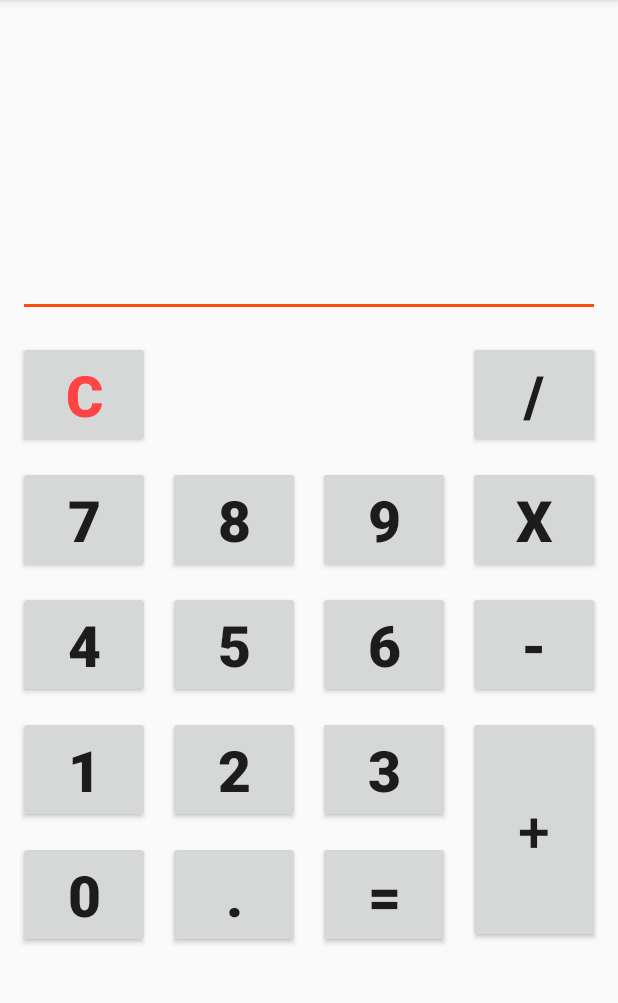
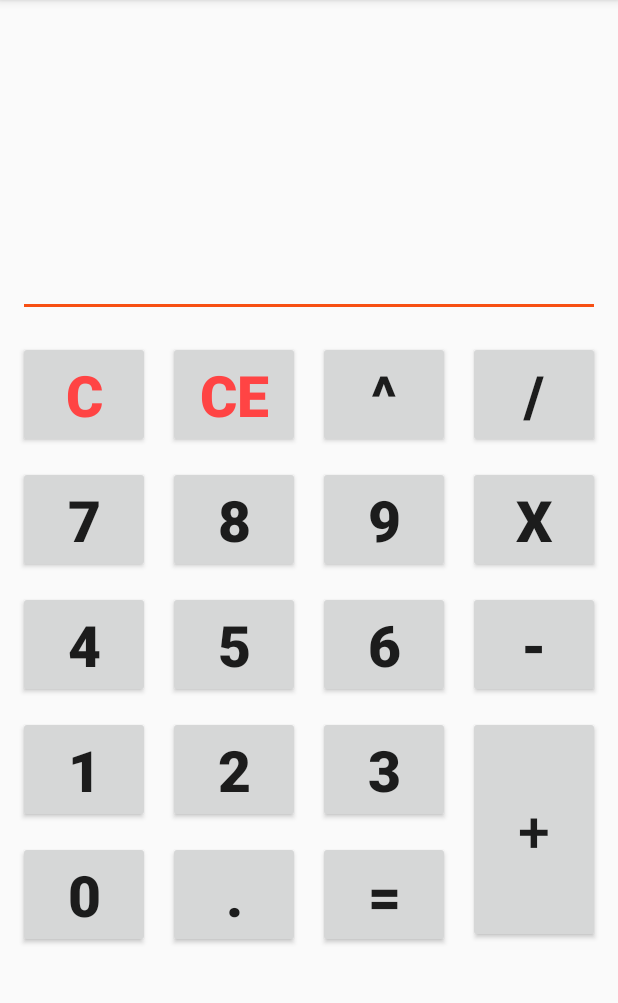
Before and after one commit to vinicius-martinez-montouro/calculadoraDMO, an Android app: the screen it shows after launch (MainActivity), on a phone screen of 412 x 824 dp, the part 84-1087 px from its top. Run offline under Robolectric (Android 15) with nearby library versions, the phone set to English and light mode, and no system bars.

Commit message:
Versão 2

```diff
--- a/app/src/main/java/com/example/calculadoradmo/constants/Constantes.java
+++ b/app/src/main/java/com/example/calculadoradmo/constants/Constantes.java
@@ -6,5 +6,7 @@ public class Constantes {
     public static final int SUBTRACAO = 2;
     public static final int MULTIPLICACAO = 3;
     public static final int DIVISAO = 4;
+    public static final int POTENCIA = 5;
+    public static final int CE = 6;
     public static final int NULO = 0;
 }
--- a/app/src/main/java/com/example/calculadoradmo/model/Calculadora.java
+++ b/app/src/main/java/com/example/calculadoradmo/model/Calculadora.java
@@ -5,7 +5,7 @@ import com.example.calculadoradmo.constants.Constantes;
 public class Calculadora {
 
     private static Calculadora sCalculadora = null;
-    private float memoria;
+    private double memoria;
     private int operacao;
 
     private Calculadora() {
@@ -13,18 +13,18 @@ public class Calculadora {
     }
 
     public static Calculadora getInstance() {
-        if(sCalculadora == null){
+        if (sCalculadora == null) {
             sCalculadora = new Calculadora();
         }
         return sCalculadora;
     }
 
-    public void c(){
+    public void c() {
         memoria = 0;
         operacao = Constantes.NULO;
     }
 
-    public float calcular(int operacao, float valor) {
+    public double calcular(int operacao, double valor) {
         if (this.operacao == Constantes.NULO) {
             this.operacao = operacao;
             this.memoria = valor;
@@ -42,6 +42,8 @@ public class Calculadora {
                 case Constantes.DIVISAO:
                     memoria /= valor;
                     break;
+                case Constantes.POTENCIA:
+                    memoria = Math.pow((memoria), (valor));
                 default:
                     break;
             }
--- a/app/src/main/res/layout/activity_main.xml
+++ b/app/src/main/res/layout/activity_main.xml
@@ -100,6 +100,20 @@
                 android:textStyle="bold" />
 
             <!--sessão 2 -->
+            <Button
+                android:id="@+id/button_erase_last"
+                android:layout_width="wrap_content"
+                android:layout_height="wrap_content"
+                android:layout_marginStart="6dp"
+                android:layout_marginTop="6dp"
+                android:layout_marginEnd="6dp"
+                android:layout_marginBottom="6dp"
+                android:text="@string/erase_last"
+                android:layout_toEndOf="@id/button_erase"
+                android:textAlignment="center"
+                android:textColor="@android:color/holo_red_light"
+                android:textSize="@dimen/default_text_size"
+                android:textStyle="bold" />
 
             <Button
                 android:id="@+id/button_8"
@@ -150,6 +164,19 @@
                 android:textStyle="bold" />
 
             <!--sessão 3 -->
+            <Button
+                android:id="@+id/button_pow"
+                android:layout_width="wrap_content"
+                android:layout_height="wrap_content"
+                android:layout_toStartOf="@+id/button_multiply"
+                android:layout_marginStart="6dp"
+                android:layout_marginTop="6dp"
+                android:layout_marginEnd="6dp"
+                android:layout_marginBottom="6dp"
+                android:text="@string/pow"
+                android:textAlignment="center"
+                android:textSize="@dimen/default_text_size"
+                android:textStyle="bold" />
 
             <Button
                 android:id="@+id/button_9"
--- a/app/src/main/res/values/strings.xml
+++ b/app/src/main/res/values/strings.xml
@@ -17,4 +17,6 @@
     <string name="multiply">X</string>
     <string name="minus">-</string>
     <string name="plus">+</string>
+    <string name="erase_last">CE</string>
+    <string name="pow">^</string>
 </resources>
```
Also changed, not shown: app/src/main/java/com/example/calculadoradmo/activities/MainActivity.java (+25 -5 lines).
